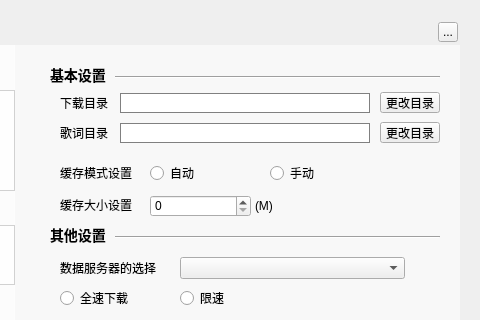
Above: TTKCore/musicUi/musicWidget/musicsettingwidget.ui from Greedysky/TTKMusicPlayer before the change; both pictures show x 130 to 610 and y 0 to 320 of the 610 by 440 pixel window. Below: the same form after it.
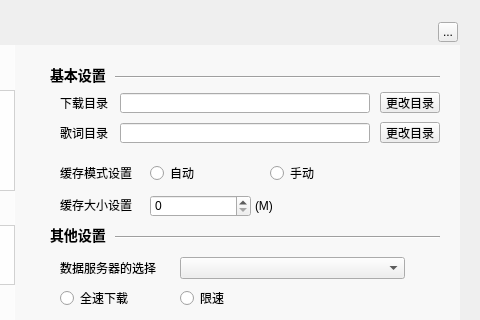
That is the form after the change. The open tabs and pages were chosen to show the change. Custom widgets are drawn as their Qt base class.

Commit message: update application ui style[732184]

```diff
--- a/TTKCore/musicUi/musicWidget/musicsettingwidget.ui
+++ b/TTKCore/musicUi/musicWidget/musicsettingwidget.ui
@@ -595,9 +595,6 @@
     </widget>
    </widget>
    <widget class="QWidget" name="third">
-    <property name="styleSheet">
-     <string notr="true">QLineEdit{font-size:14px;color:#AAAAFF; font-weight:normal;border: 1px solid gray;}QLineEdit::hover{ border: 1px solid rgb(22,154,243);}</string>
-    </property>
     <widget class="Line" name="line_FS1">
      <property name="geometry">
       <rect>
```
Left out of the diff: 5 changed lines with no effect on the pictures. The commit also changes 18 other files.
